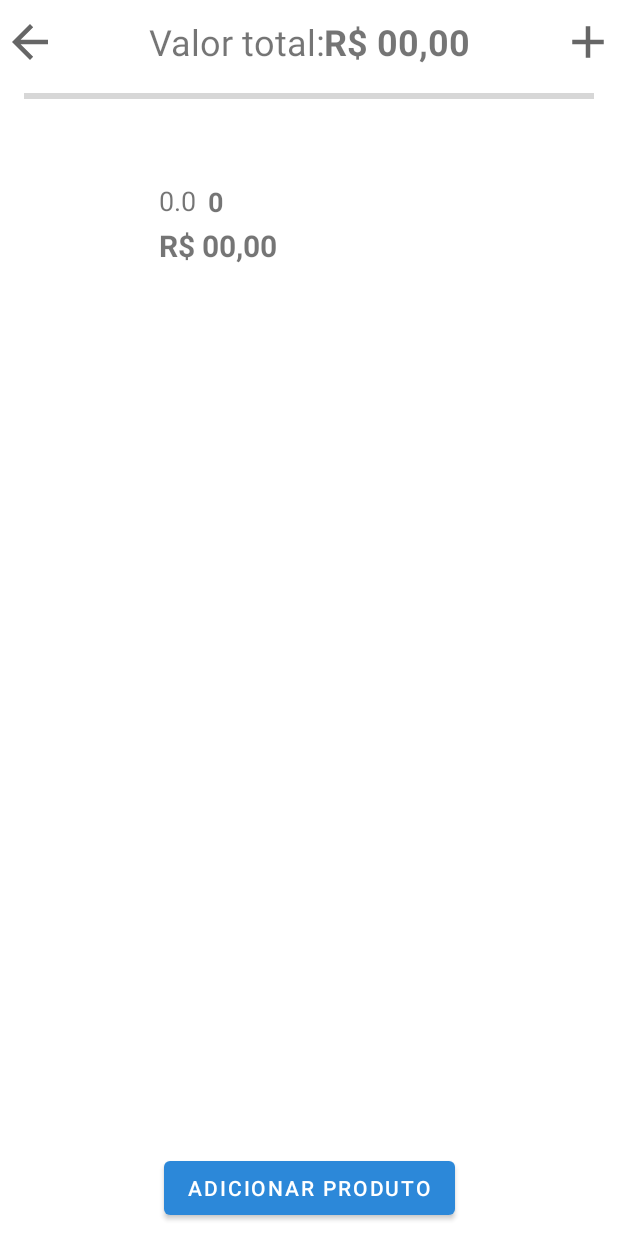
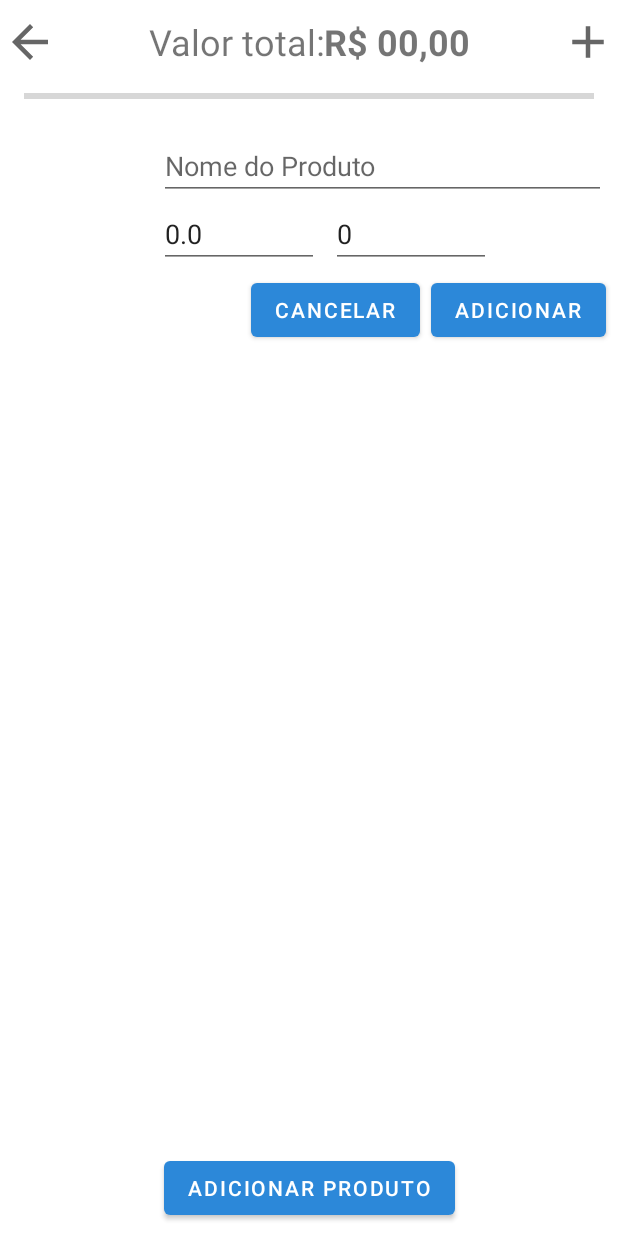
Before and after one commit to mattolivr/Mercapli, an Android app: the CarrinhoActivity screen opened directly, with no data from a screen before it, after a tap on "ADICIONAR PRODUTO", on a phone screen of 412 x 824 dp. Run offline under Robolectric (Android 15) with nearby library versions, the phone set to English and light mode, and no system bars.

Commit message:
Arrumando layout da Activity_Carrinho

```diff
--- a/app/src/main/java/sp/senai/br/mercapli/CarrinhoActivity.java
+++ b/app/src/main/java/sp/senai/br/mercapli/CarrinhoActivity.java
@@ -50,7 +50,7 @@ public class CarrinhoActivity extends AppCompatActivity {
 
     public void adicionarProduto(View view) {
         Item newItem = new Item();
-        newItem.setTypeView(PROD_VIEW);
+        newItem.setTypeView(PROD_EDIT);
 
         adapter.addProduto(newItem);
         preencherLista();
--- a/app/src/main/res/layout/layout_produto_edit.xml
+++ b/app/src/main/res/layout/layout_produto_edit.xml
@@ -75,6 +75,7 @@
         android:layout_marginTop="4dp"
         android:layout_marginEnd="8dp"
         android:text="ADICIONAR"
+        app:layout_constraintBottom_toBottomOf="parent"
         app:layout_constraintEnd_toEndOf="parent"
         app:layout_constraintTop_toBottomOf="@+id/linearLayout2" />
 
@@ -82,10 +83,13 @@
         android:id="@+id/btnPrdEdtCancelar"
         android:layout_width="wrap_content"
         android:layout_height="wrap_content"
+        android:layout_marginStart="167dp"
         android:layout_marginTop="4dp"
         android:layout_marginEnd="8dp"
         android:text="CANCELAR"
+        app:layout_constraintBottom_toBottomOf="parent"
         app:layout_constraintEnd_toStartOf="@+id/btnPrdEdtAdicionar"
+        app:layout_constraintStart_toStartOf="parent"
         app:layout_constraintTop_toBottomOf="@+id/linearLayout2" />
 
 </androidx.constraintlayout.widget.ConstraintLayout>
```
